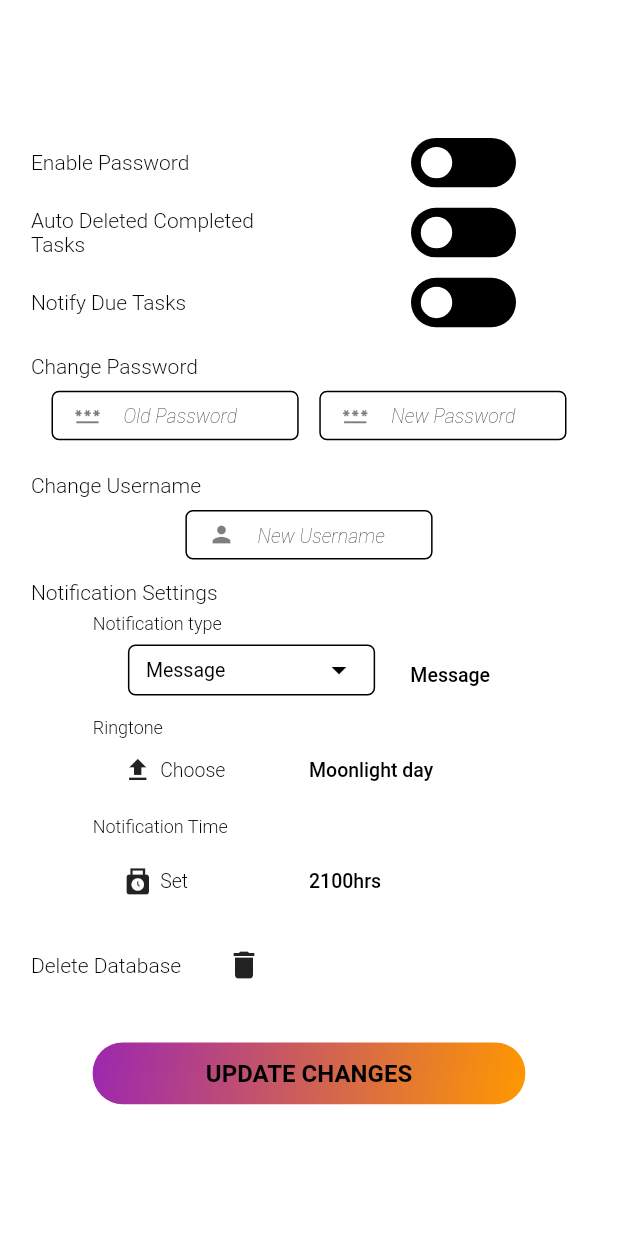
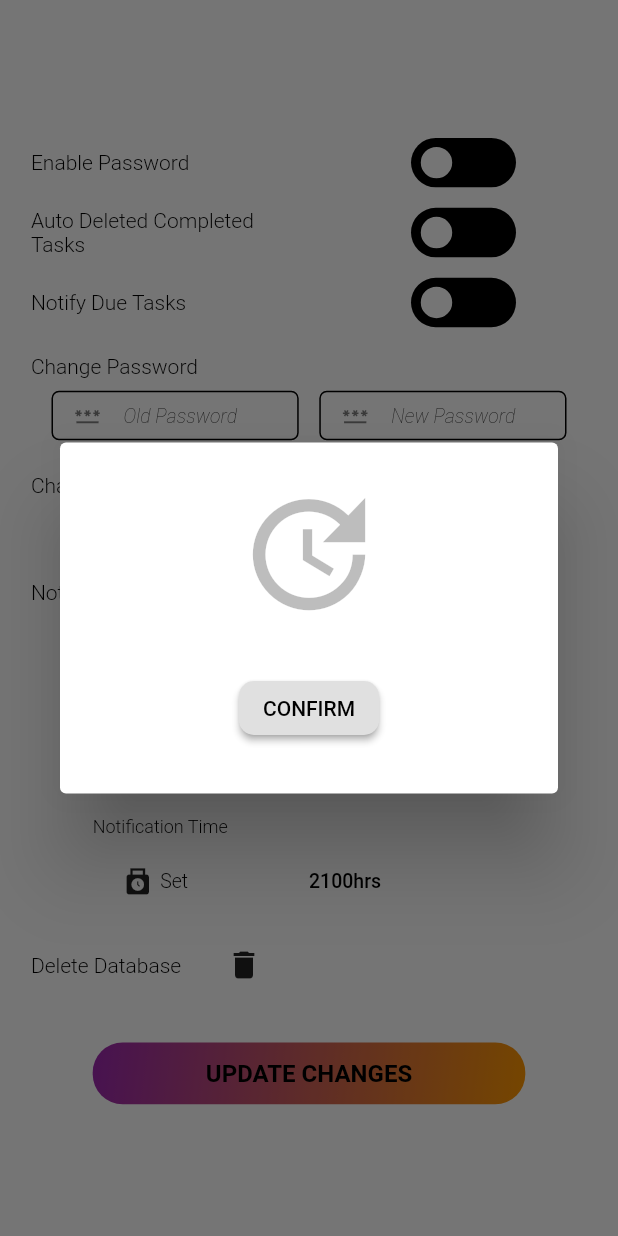
Before and after one commit to Trihz/mysecretary, a Flutter app: the Settings screen opened directly, after a tap on "UPDATE CHANGES", on a phone screen of 412 x 824 dp. Run offline on Flutter 3.47's test engine with Material 2 defaults, Android fonts, the phone set to English and light mode, and no system bars; drawn by our look-alikes of flutter_switch; our stand-ins replace animated_text_kit, fluttertoast, hive, hive_flutter, image_picker and 2 more; missing offline and left inert: dart:ffi; accounts and stored records are empty.

Commit message:
Settings page update

```diff
--- a/lib/settings/settings.dart
+++ b/lib/settings/settings.dart
@@ -29,7 +29,8 @@ class _SettingsState extends State<Settings> {
   bool notifyEnabled = false;
 
   /// these variable store the password settings
-  String oldPassword = "";
+  String oldPasswordStored = "";
+  String oldPasswordEntered = "";
   String newPassword = "";
 
   /// these variables store the username details
@@ -40,7 +41,7 @@ class _SettingsState extends State<Settings> {
   String notificationTypeString = "Message";
   String notificationTime = "";
 
-  // this variable sets the initial value for the dropdown
+  // this variable sets the initial value for the
   String initialValue = "Message";
 
   // this variable stores the dropdown items
@@ -61,13 +62,35 @@ class _SettingsState extends State<Settings> {
         fontSize: 16.0);
   }
 
+  /// function to chcek whether the password entered by the user matches the password already present in the database
+  /// this ensures that the user does
+  /*void checkPasswordmatch(String oldPasswordEntered, String oldPasswordStored) {
+    print("Entered password ${oldPasswordEntered}");
+    print("Stored password ${oldPasswordStored}");
+    if (oldPasswordEntered == oldPasswordStored) {
+      print("Correct password");
+      /*SettingsLogic().saveSettings(
+                newPassword,
+                newUsername,
+                notificationType,
+                passwordEnabled,
+                autoDeleteEnabled,
+                notifyEnabled);*/
+    } else {
+      print("In correct password");
+    }
+  }*/
+
   /// this function reads the current settings from the database
   /// it assigns these settings as the default values to the settings variables
   /// if a setting is not modified it retains its default value
+  /// "newPassword" and "newusername" gets assigned the old values so that they will retain them is they are not modified by the user
+  /// if a value is not changed it retians the old value
   void readDefaultSettings() async {
     SharedPreferences sharedPreferences = await SharedPreferences.getInstance();
     setState(() {
-      oldPassword = sharedPreferences.getString("Userpassword").toString();
+      oldPasswordStored =
+          sharedPreferences.getString("Userpassword").toString();
       newPassword = sharedPreferences.getString("Userpassword").toString();
       newUsername = sharedPreferences.getString("Username").toString();
       notificationType =
@@ -270,7 +293,7 @@ class _SettingsState extends State<Settings> {
                 child: TextField(
                   onChanged: (value) {
                     setState(() {
-                      oldPassword = value;
+                      oldPasswordEntered = value;
                     });
                   },
                   decoration: const InputDecoration(
@@ -657,13 +680,7 @@ class _SettingsState extends State<Settings> {
             borderRadius: BorderRadius.all(Radius.circular(20))),
         child: GestureDetector(
           onTap: () {
-            SettingsLogic().saveSettings(
-                newPassword,
-                newUsername,
-                notificationType,
-                passwordEnabled,
-                autoDeleteEnabled,
-                notifyEnabled);
+            confirmChangesDialog();
           },
           child: const Center(
               child: Text(
@@ -776,4 +793,41 @@ class _SettingsState extends State<Settings> {
                   child: const Text("CONFIRM")),
             ),
           )));
+
+  /// alert dialog to prompt the user to confirm settings changes
+  Future confirmChangesDialog() => showDialog(
+      context: context,
+      builder: (context) => AlertDialog(
+          backgroundColor: Colors.white,
+          icon: const Icon(
+            Icons.update,
+            size: 100,
+            color: Colors.black26,
+          ),
+          content: Container(
+            height: MediaQuery.of(context).size.height * 0.08,
+            width: MediaQuery.of(context).size.width * 1,
+            decoration: const BoxDecoration(color: Colors.transparent),
+            child: Center(
+              child: ElevatedButton(
+                  onPressed: () {
+                    /// confirm the changes
+                    SettingsLogic().saveSettings(
+                        newPassword,
+                        newUsername,
+                        notificationType,
+                        passwordEnabled,
+                        autoDeleteEnabled,
+                        notifyEnabled);
+                    Navigator.of(context).pop();
+                  },
+                  style: ElevatedButton.styleFrom(
+                      backgroundColor: Colors.grey.shade300,
+                      foregroundColor: Colors.black,
+                      shadowColor: Colors.grey,
+                      shape: const RoundedRectangleBorder(
+                          borderRadius: BorderRadius.all(Radius.circular(10)))),
+                  child: const Text("CONFIRM")),
+            ),
+          )));
 }
--- a/lib/settings/settings_logic.dart
+++ b/lib/settings/settings_logic.dart
@@ -40,6 +40,8 @@ class SettingsLogic {
     sharedPreferences.setBool("NotifyStatus", notifyEnabled);
   }
 
+
+
   /// this function deletes the whole database including all the data contained in the database
   /// it deletes the tasks database
   void deleteActiveTasksDatabase() async {
```
Also changed, not shown: lib/SplashScreen/splashscreen.dart (+17 -5 lines).
